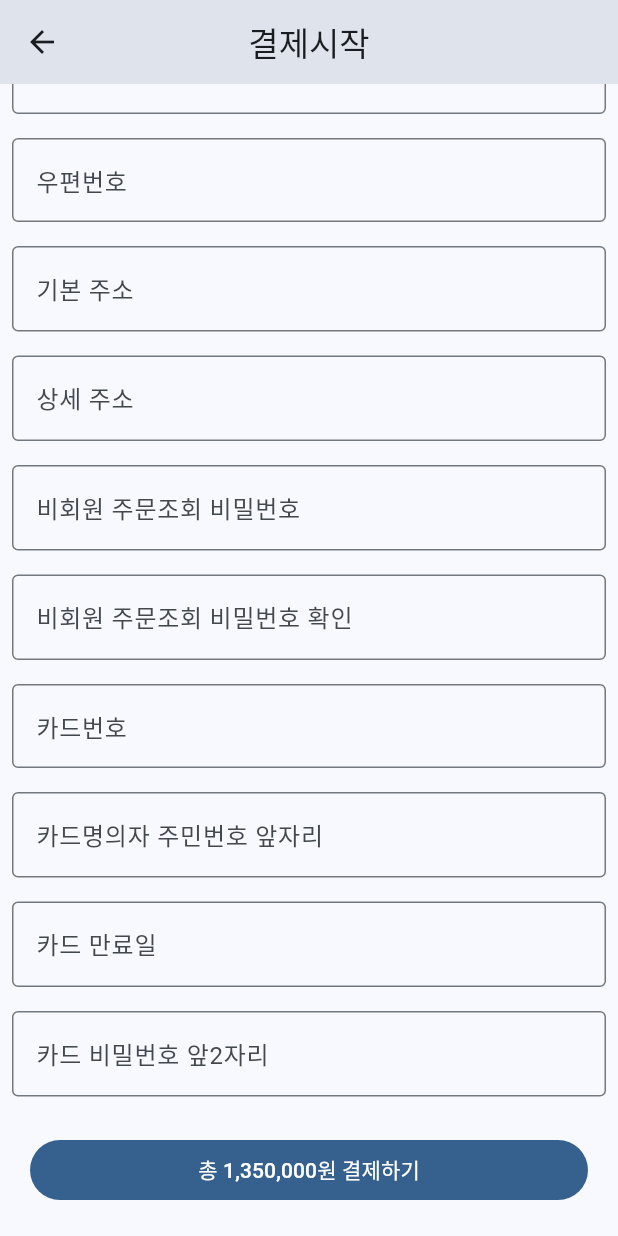
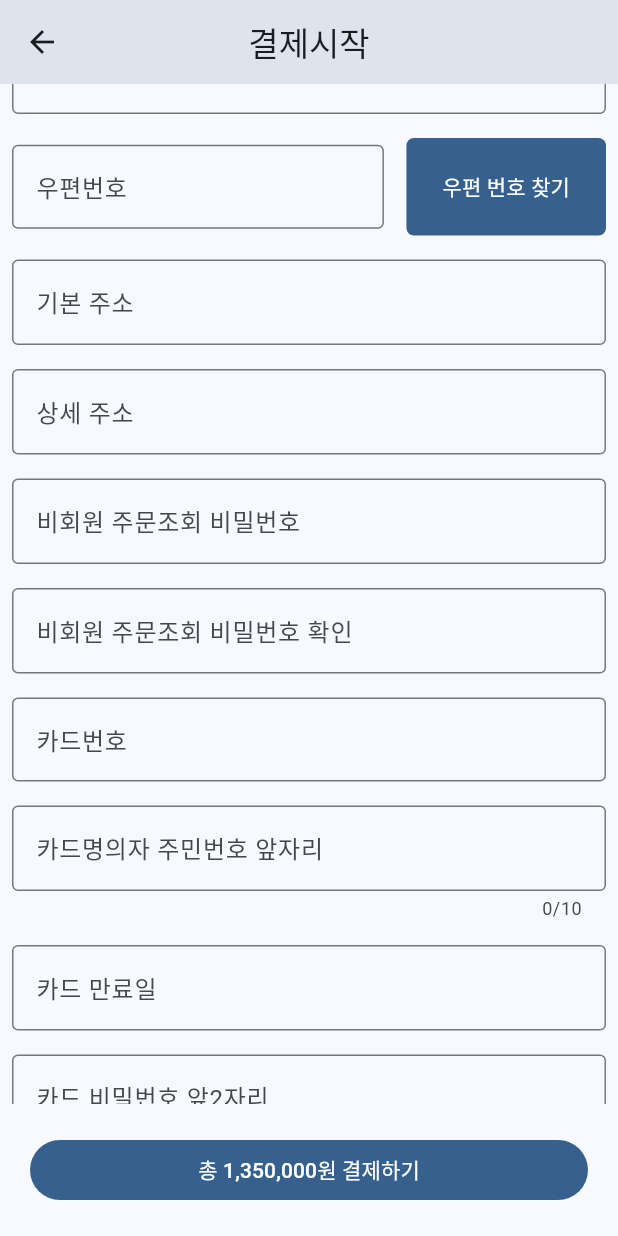
Before and after one commit to zhngxnyn/flutter_shop, a Flutter app: the ItemCheckoutPage screen opened directly, scrolled down 576 dp, on a phone screen of 412 x 824 dp. Run offline on Flutter 3.47's test engine with Material 3 defaults, Android fonts, the phone set to English and light mode, and no system bars; our stand-ins replace cached_network_image; missing offline and left inert: kpostal; network calls fail.

Commit message:
UI 구성_제품 결제시작 페이지(2)

```diff
--- a/lib/item_checkout_page.dart
+++ b/lib/item_checkout_page.dart
@@ -2,6 +2,7 @@ import 'package:cached_network_image/cached_network_image.dart';
 import 'package:flutter/material.dart';
 import 'package:flutter_shop/constants.dart';
 import 'package:flutter_shop/models/product.dart';
+import 'package:kpostal/kpostal.dart';
 
 class ItemCheckoutPage extends StatefulWidget {
   const ItemCheckoutPage({
@@ -233,12 +234,46 @@ class _ItemCheckoutPageState extends State<ItemCheckoutPage> {
   Widget receiverZipTextField() {
     return Padding(
       padding: const EdgeInsets.all(8.0),
+      child: Row(
+        children: [
+          Expanded(
             child: TextFormField(
+              readOnly: true,
               controller: receiverZipController,
               decoration: const InputDecoration(
                 border: OutlineInputBorder(),
                 hintText: "우편번호",
               ),
+            ),
+          ),
+          const SizedBox(
+            width: 15,
+          ),
+          FilledButton(
+            onPressed: () {
+              Navigator.of(context).push(
+                MaterialPageRoute(
+                  builder: (context) {
+                    return KpostalView(
+                      callback: (Kpostal result) {
+                        receiverZipController.text = result.postCode;
+                        receiverAddress1Controller.text = result.address;
+                      },
+                    );
+                  },
+                ),
+              );
+            },
+            style: FilledButton.styleFrom(
+              shape: RoundedRectangleBorder(
+                  borderRadius: BorderRadius.circular(5)),
+            ),
+            child: const Padding(
+              padding: EdgeInsets.symmetric(vertical: 22),
+              child: Text("우편 번호 찾기"),
+            ),
+          ),
+        ],
       ),
     );
   }
@@ -247,6 +282,7 @@ class _ItemCheckoutPageState extends State<ItemCheckoutPage> {
     return Padding(
       padding: const EdgeInsets.all(8.0),
       child: TextFormField(
+        readOnly: true,
         controller: receiverAddress1Controller,
         decoration: const InputDecoration(
           border: OutlineInputBorder(),
@@ -278,6 +314,7 @@ class _ItemCheckoutPageState extends State<ItemCheckoutPage> {
           border: OutlineInputBorder(),
           hintText: "비회원 주문조회 비밀번호",
         ),
+        obscureText: true,
       ),
     );
   }
@@ -291,6 +328,7 @@ class _ItemCheckoutPageState extends State<ItemCheckoutPage> {
           border: OutlineInputBorder(),
           hintText: "비회원 주문조회 비밀번호 확인",
         ),
+        obscureText: true,
       ),
     );
   }
@@ -313,6 +351,7 @@ class _ItemCheckoutPageState extends State<ItemCheckoutPage> {
       padding: const EdgeInsets.all(8.0),
       child: TextFormField(
         controller: cardAuthController,
+        maxLength: 10,
         decoration: const InputDecoration(
           border: OutlineInputBorder(),
           hintText: "카드명의자 주민번호 앞자리",
@@ -343,6 +382,8 @@ class _ItemCheckoutPageState extends State<ItemCheckoutPage> {
           border: OutlineInputBorder(),
           hintText: "카드 비밀번호 앞2자리",
         ),
+        maxLength: 2,
+        obscureText: true,
       ),
     );
   }
--- a/pubspec.yaml
+++ b/pubspec.yaml
@@ -36,6 +36,7 @@ dependencies:
   cupertino_icons: ^1.0.8
   cached_network_image: ^3.4.1
   intl: ^0.19.0
+  kpostal: ^1.1.0
 
 dev_dependencies:
   flutter_test:
```
Also changed, not shown: pubspec.lock, 6 other files. Lines whose indentation alone changed are shown as unchanged.
